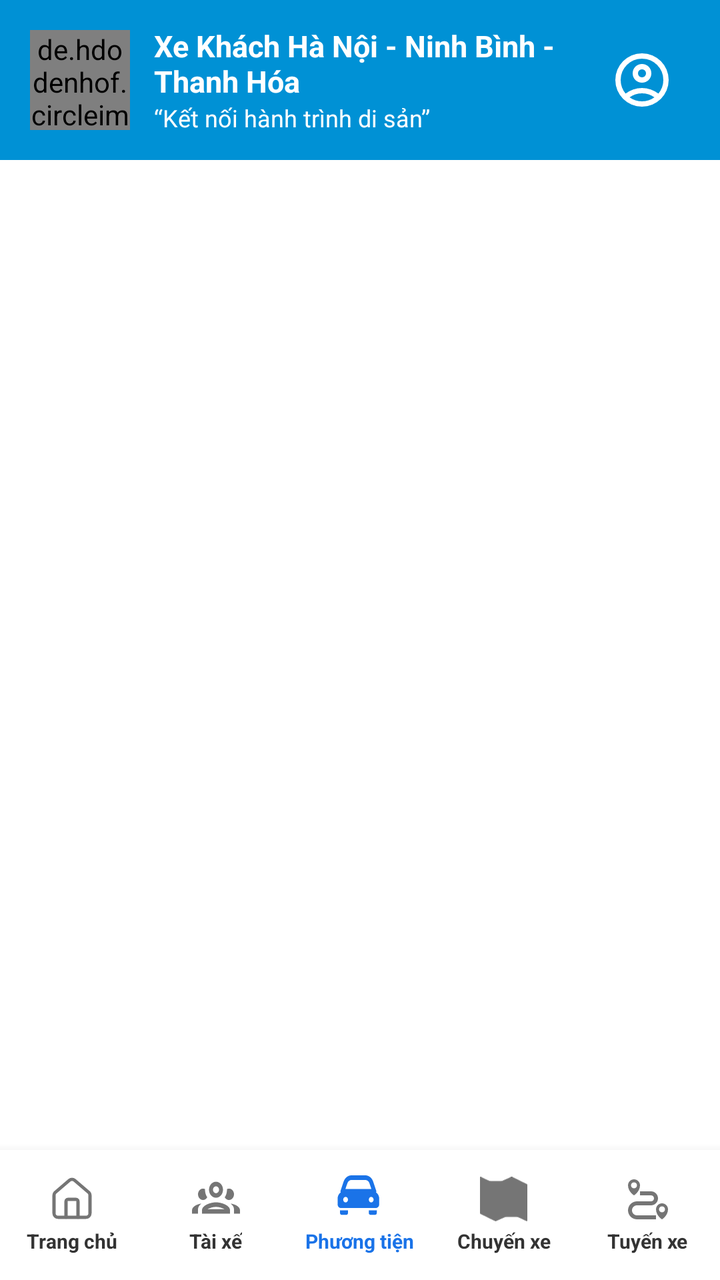
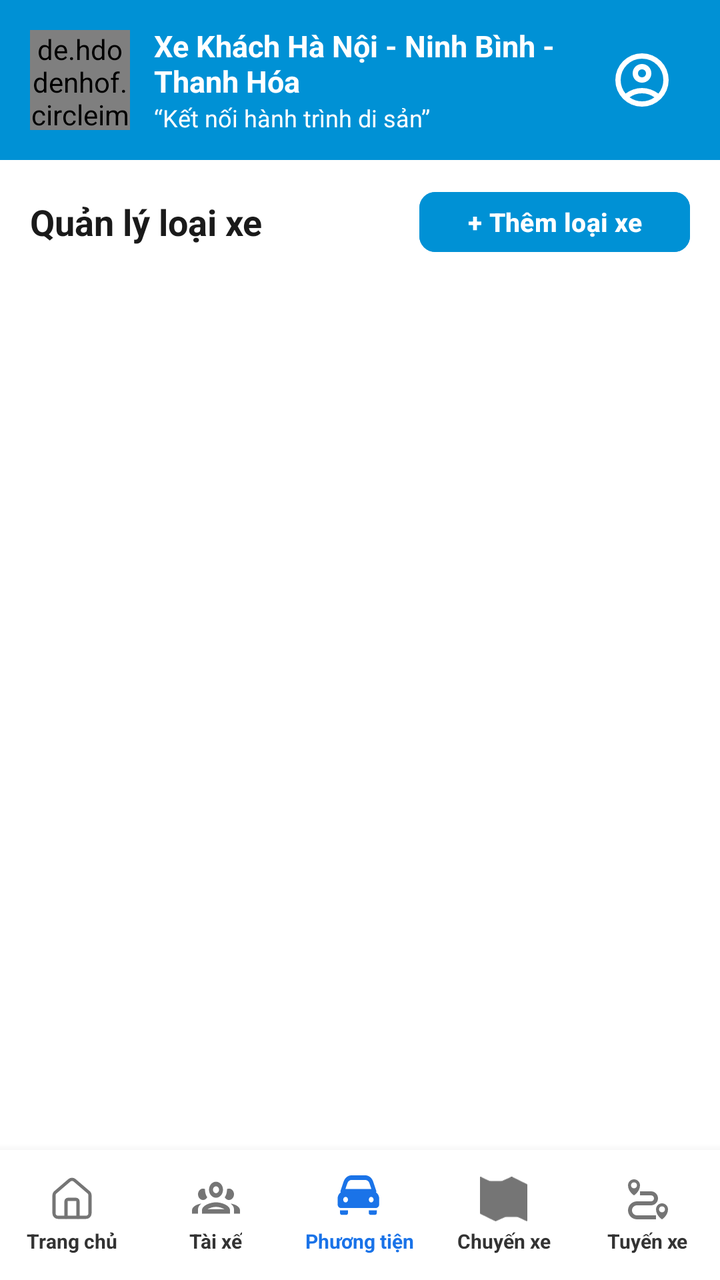

The first picture is an Android layout as it rendered before a commit; the second is the same layout after the commit. The layout source and the unified diff follow.
<!-- AndroidManifest.xml: application theme Theme.VeXeApp -->
<!-- res/layout/activity_car_type_management.xml -->
<?xml version="1.0" encoding="utf-8"?>
<androidx.constraintlayout.widget.ConstraintLayout xmlns:android="http://schemas.android.com/apk/res/android"
    xmlns:app="http://schemas.android.com/apk/res-auto"
    xmlns:tools="http://schemas.android.com/tools"
    android:layout_width="match_parent"
    android:layout_height="match_parent"
    android:background="#FFFFFF">

    
    <LinearLayout
        android:id="@+id/header"
        android:layout_width="match_parent"
        android:layout_height="80dp"
        android:background="#0091D5"
        android:gravity="center_vertical"
        android:orientation="horizontal"
        android:paddingHorizontal="15dp"
        app:layout_constraintTop_toTopOf="parent">

        <de.hdodenhof.circleimageview.CircleImageView
            android:id="@+id/imgLogo"
            android:layout_width="50dp"
            android:layout_height="50dp"
            android:src="@drawable/logo"
            app:civ_border_color="@color/white"
            app:civ_border_width="1dp" />

        <LinearLayout
            android:layout_width="0dp"
            android:layout_height="wrap_content"
            android:layout_marginStart="12dp"
            android:layout_weight="1"
            android:orientation="vertical">

            <TextView
                android:layout_width="wrap_content"
                android:layout_height="wrap_content"
                android:text="@string/nha_xe_name"
                android:textColor="@color/white"
                android:textSize="15sp"
                android:textStyle="bold" />

            <TextView
                android:layout_width="wrap_content"
                android:layout_height="wrap_content"
                android:text="“Kết nối hành trình di sản”"
                android:textColor="@color/white"
                android:textSize="12sp" />
        </LinearLayout>

        <ImageView
            android:id="@+id/btnProfile"
            android:layout_width="48dp"
            android:layout_height="48dp"
            android:padding="8dp"
            android:src="@drawable/account_circle"
            app:tint="@color/white" />
    </LinearLayout>

    <androidx.recyclerview.widget.RecyclerView
        android:id="@+id/rvCarTypes"
        android:layout_width="match_parent"
        android:layout_height="0dp"
        android:padding="10dp"
        android:clipToPadding="false"
        app:layout_constraintBottom_toTopOf="@+id/bottom_nav"
        app:layout_constraintTop_toBottomOf="@+id/header" />

    
    <LinearLayout
        android:id="@+id/bottom_nav"
        android:layout_width="match_parent"
        android:layout_height="65dp"
        android:background="@color/white"
        android:elevation="8dp"
        android:orientation="horizontal"
        android:gravity="center_vertical"
        app:layout_constraintBottom_toBottomOf="parent">

        <LinearLayout
            android:id="@+id/nav_home_op_main"
            android:layout_width="0dp"
            android:layout_height="wrap_content"
            android:layout_weight="1"
            android:gravity="center"
            android:orientation="vertical">
            <ImageView
                android:layout_width="24dp"
                android:layout_height="24dp"
                android:src="@drawable/tc"
                app:tint="#757575"/>
            <TextView
                android:layout_width="wrap_content"
                android:layout_height="wrap_content"
                android:text="Trang chủ"
                android:textSize="10sp"
                android:textColor="#333333"
                android:textStyle="bold"
                android:layout_marginTop="2dp"/>
        </LinearLayout>

        <LinearLayout
            android:id="@+id/nav_driver_op"
            android:layout_width="0dp"
            android:layout_height="wrap_content"
            android:layout_weight="1"
            android:gravity="center"
            android:orientation="vertical">
            <ImageView
                android:layout_width="24dp"
                android:layout_height="24dp"
                android:src="@drawable/taixe"
                app:tint="#757575" />
            <TextView
                android:layout_width="wrap_content"
                android:layout_height="wrap_content"
                android:text="Tài xế"
                android:textSize="10sp"
                android:textColor="#333333"
                android:textStyle="bold"
                android:layout_marginTop="2dp" />
        </LinearLayout>

        <LinearLayout
            android:id="@+id/nav_vehicle_op"
            android:layout_width="0dp"
            android:layout_height="wrap_content"
            android:layout_weight="1"
            android:gravity="center"
            android:orientation="vertical">
            <ImageView
                android:layout_width="24dp"
                android:layout_height="24dp"
                android:src="@drawable/pt"
                app:tint="#1A73E8" />
            <TextView
                android:layout_width="wrap_content"
                android:layout_height="wrap_content"
                android:text="Phương tiện"
                android:textSize="10sp"
                android:textColor="#1A73E8"
                android:textStyle="bold"
                android:layout_marginTop="2dp" />
        </LinearLayout>

        <LinearLayout
            android:id="@+id/nav_trip_op"
            android:layout_width="0dp"
            android:layout_height="wrap_content"
            android:layout_weight="1"
            android:gravity="center"
            android:orientation="vertical">
            <ImageView
                android:layout_width="24dp"
                android:layout_height="24dp"
                android:src="@drawable/cx"
                app:tint="#757575" />
            <TextView
                android:layout_width="wrap_content"
                android:layout_height="wrap_content"
                android:text="Chuyến xe"
                android:textSize="10sp"
                android:textColor="#333333"
                android:textStyle="bold"
                android:layout_marginTop="2dp" />
        </LinearLayout>

        <LinearLayout
            android:id="@+id/nav_route_op"
            android:layout_width="0dp"
            android:layout_height="wrap_content"
            android:layout_weight="1"
            android:gravity="center"
            android:orientation="vertical">
            <ImageView
                android:layout_width="24dp"
                android:layout_height="24dp"
                android:src="@drawable/txe"
                app:tint="#757575" />
            <TextView
                android:layout_width="wrap_content"
                android:layout_height="wrap_content"
                android:text="Tuyến xe"
                android:textSize="10sp"
                android:textColor="#333333"
                android:textStyle="bold"
                android:layout_marginTop="2dp" />
        </LinearLayout>
    </LinearLayout>

</androidx.constraintlayout.widget.ConstraintLayout>
<!-- resources referenced by this layout -->
<resources>
  <color name="white">#FFFFFFFF</color>
  <!-- drawable tc (drawable) -->
  <vector xmlns:android="http://schemas.android.com/apk/res/android"
      android:width="45dp"
      android:height="45dp"
      android:viewportWidth="45"
      android:viewportHeight="45">
    <path
        android:pathData="M28.125,39.375V24.375C28.125,23.878 27.927,23.401 27.576,23.049C27.224,22.698 26.747,22.5 26.25,22.5H18.75C18.253,22.5 17.776,22.698 17.424,23.049C17.073,23.401 16.875,23.878 16.875,24.375V39.375"
        android:strokeLineJoin="round"
        android:strokeWidth="3"
        android:fillColor="#00000000"
        android:strokeColor="#858383"
        android:strokeLineCap="round"/>
    <path
        android:pathData="M5.625,18.75C5.625,18.205 5.744,17.666 5.973,17.171C6.203,16.676 6.538,16.237 6.954,15.885L20.079,4.637C20.756,4.065 21.614,3.751 22.5,3.751C23.386,3.751 24.244,4.065 24.921,4.637L38.046,15.885C38.462,16.237 38.797,16.676 39.027,17.171C39.256,17.666 39.375,18.205 39.375,18.75V35.625C39.375,36.62 38.98,37.573 38.277,38.277C37.573,38.98 36.62,39.375 35.625,39.375H9.375C8.38,39.375 7.427,38.98 6.723,38.277C6.02,37.573 5.625,36.62 5.625,35.625V18.75Z"
        android:strokeWidth="3"
        android:fillColor="#00000000"
        android:strokeColor="#858383"/>
  </vector>
  <!-- drawable txe (drawable) -->
  <vector xmlns:android="http://schemas.android.com/apk/res/android"
      android:width="45dp"
      android:height="45dp"
      android:viewportWidth="45"
      android:viewportHeight="45">
    <path
        android:pathData="M9.375,18.75C9.375,18.75 15,15.356 15,9.375C15,6.281 12.469,3.75 9.375,3.75C6.281,3.75 3.75,6.281 3.75,9.375C3.75,15.356 9.375,18.75 9.375,18.75ZM9.375,6.563C10.931,6.563 12.188,7.819 12.188,9.375C12.188,10.931 10.931,12.188 9.375,12.188C7.819,12.188 6.563,10.931 6.563,9.375C6.563,7.819 7.819,6.563 9.375,6.563ZM35.625,26.25C32.531,26.25 30,28.781 30,31.875C30,37.856 35.625,41.25 35.625,41.25C35.625,41.25 41.25,37.856 41.25,31.875C41.25,28.781 38.719,26.25 35.625,26.25ZM35.625,34.688C34.069,34.688 32.813,33.431 32.813,31.875C32.813,30.319 34.069,29.063 35.625,29.063C37.181,29.063 38.438,30.319 38.438,31.875C38.438,33.431 37.181,34.688 35.625,34.688Z"
        android:fillColor="#858383"/>
    <path
        android:pathData="M7.5,32.813C7.5,31.569 7.994,30.377 8.873,29.498C9.752,28.619 10.944,28.125 12.188,28.125H25.313C28.931,28.125 31.875,25.181 31.875,21.563C31.875,17.944 28.931,15 25.313,15H15V18.75H25.313C26.869,18.75 28.125,20.006 28.125,21.563C28.125,23.119 26.869,24.375 25.313,24.375H12.188C7.537,24.375 3.75,28.163 3.75,32.813C3.75,37.463 7.537,41.25 12.188,41.25H30V37.5H12.188C10.944,37.5 9.752,37.006 8.873,36.127C7.994,35.248 7.5,34.056 7.5,32.813Z"
        android:fillColor="#858383"/>
  </vector>
  <string name="nha_xe_name">Xe Khách Hà Nội - Ninh Bình - Thanh Hóa</string>
  <style name="Theme.VeXeApp" parent="Base.Theme.VeXeApp" />
  <style name="Base.Theme.VeXeApp" parent="Theme.Material3.DayNight.NoActionBar">
          
      </style>
  <!-- unchanged entries left out for length: 5 -->
</resources>

<!-- the commit's change to res/layout/activity_car_type_management.xml (unified diff, before → after) -->
@@ -57,6 +57,38 @@
             app:tint="@color/white" />
     </LinearLayout>
 
+    <LinearLayout
+        android:id="@+id/layoutActionHeader"
+        android:layout_width="match_parent"
+        android:layout_height="wrap_content"
+        android:orientation="horizontal"
+        android:paddingHorizontal="15dp"
+        android:paddingVertical="12dp"
+        android:gravity="center_vertical"
+        app:layout_constraintTop_toBottomOf="@+id/header">
+
+        <TextView
+            android:layout_width="0dp"
+            android:layout_height="wrap_content"
+            android:layout_weight="1"
+            android:text="Quản lý loại xe"
+            android:textColor="#1A1A1A"
+            android:textSize="18sp"
+            android:textStyle="bold" />
+
+        <Button
+            android:id="@+id/btnAddCarType"
+            android:layout_width="wrap_content"
+            android:layout_height="38dp"
+            android:backgroundTint="#0091D5"
+            android:text="+ Thêm loại xe"
+            android:textAllCaps="false"
+            android:textColor="#FFFFFF"
+            android:textSize="13sp"
+            android:textStyle="bold"
+            app:cornerRadius="8dp" />
+    </LinearLayout>
+
     <androidx.recyclerview.widget.RecyclerView
         android:id="@+id/rvCarTypes"
         android:layout_width="match_parent"
@@ -64,7 +96,7 @@
         android:padding="10dp"
         android:clipToPadding="false"
         app:layout_constraintBottom_toTopOf="@+id/bottom_nav"
-        app:layout_constraintTop_toBottomOf="@+id/header" />
+        app:layout_constraintTop_toBottomOf="@+id/layoutActionHeader" />
 
     
     <LinearLayout
